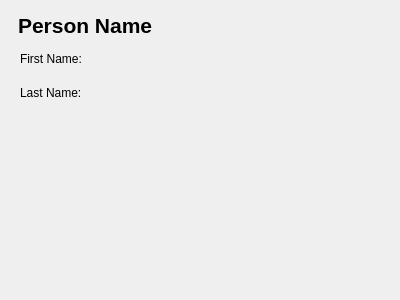
This is FamilyTreeApp/personview.ui in asjindani/genesis as Qt 5 draws it before an edit. The edited form follows.
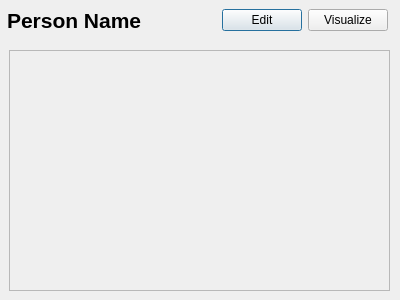
This is the edited form.

```diff
--- a/FamilyTreeApp/personview.ui
+++ b/FamilyTreeApp/personview.ui
@@ -13,72 +13,109 @@
   <property name="windowTitle">
    <string>Dialog</string>
   </property>
-  <widget class="QWidget" name="verticalLayoutWidget">
+  <widget class="QWidget" name="horizontalLayoutWidget">
    <property name="geometry">
     <rect>
-     <x>20</x>
-     <y>45</y>
-     <width>361</width>
-     <height>61</height>
+     <x>7</x>
+     <y>0</y>
+     <width>381</width>
+     <height>41</height>
     </rect>
    </property>
-   <layout class="QVBoxLayout" name="verticalLayout">
+   <layout class="QHBoxLayout" name="horizontalLayout">
     <item>
-     <layout class="QHBoxLayout" name="horizontalLayout_2">
-      <item>
-       <widget class="QLabel" name="label">
-        <property name="text">
-         <string>First Name:</string>
-        </property>
-       </widget>
-      </item>
-      <item>
-       <widget class="QLabel" name="label_2">
-        <property name="text">
-         <string/>
-        </property>
-       </widget>
-      </item>
-     </layout>
+     <widget class="QLabel" name="personName">
+      <property name="sizePolicy">
+       <sizepolicy hsizetype="Preferred" vsizetype="Fixed">
+        <horstretch>0</horstretch>
+        <verstretch>0</verstretch>
+       </sizepolicy>
+      </property>
+      <property name="font">
+       <font>
+        <pointsize>16</pointsize>
+        <bold>true</bold>
+       </font>
+      </property>
+      <property name="text">
+       <string>Person Name</string>
+      </property>
+     </widget>
     </item>
     <item>
-     <layout class="QHBoxLayout" name="horizontalLayout_4">
-      <item>
-       <widget class="QLabel" name="label_5">
-        <property name="text">
-         <string>Last Name:</string>
-        </property>
-       </widget>
-      </item>
-      <item>
-       <widget class="QLabel" name="label_6">
-        <property name="text">
-         <string/>
-        </property>
-       </widget>
-      </item>
-     </layout>
+     <widget class="QPushButton" name="pushButton">
+      <property name="sizePolicy">
+       <sizepolicy hsizetype="Fixed" vsizetype="Fixed">
+        <horstretch>0</horstretch>
+        <verstretch>0</verstretch>
+       </sizepolicy>
+      </property>
+      <property name="font">
+       <font>
+        <bold>false</bold>
+       </font>
+      </property>
+      <property name="text">
+       <string>Edit</string>
+      </property>
+     </widget>
+    </item>
+    <item>
+     <widget class="QPushButton" name="pushButton_2">
+      <property name="sizePolicy">
+       <sizepolicy hsizetype="Fixed" vsizetype="Fixed">
+        <horstretch>0</horstretch>
+        <verstretch>0</verstretch>
+       </sizepolicy>
+      </property>
+      <property name="font">
+       <font>
+        <bold>false</bold>
+       </font>
+      </property>
+      <property name="text">
+       <string>Visualize</string>
+      </property>
+     </widget>
     </item>
    </layout>
   </widget>
-  <widget class="QLabel" name="personName">
+  <widget class="QScrollArea" name="scrollArea">
    <property name="geometry">
     <rect>
-     <x>18</x>
-     <y>10</y>
-     <width>351</width>
-     <height>31</height>
+     <x>9</x>
+     <y>50</y>
+     <width>381</width>
+     <height>241</height>
     </rect>
    </property>
-   <property name="font">
-    <font>
-     <pointsize>16</pointsize>
-     <bold>true</bold>
-    </font>
+   <property name="widgetResizable">
+    <bool>true</bool>
    </property>
-   <property name="text">
-    <string>Person Name</string>
-   </property>
+   <widget class="QWidget" name="scrollAreaWidgetContents">
+    <property name="geometry">
+     <rect>
+      <x>0</x>
+      <y>0</y>
+      <width>379</width>
+      <height>239</height>
+     </rect>
+    </property>
+    <property name="layoutDirection">
+     <enum>Qt::LayoutDirection::LeftToRight</enum>
+    </property>
+    <widget class="QWidget" name="verticalLayoutWidget">
+     <property name="geometry">
+      <rect>
+       <x>0</x>
+       <y>0</y>
+       <width>381</width>
+       <height>241</height>
+      </rect>
+     </property>
+     <layout class="QVBoxLayout" name="verticalLayout"/>
+    </widget>
+   </widget>
   </widget>
  </widget>
  <resources/>
```
